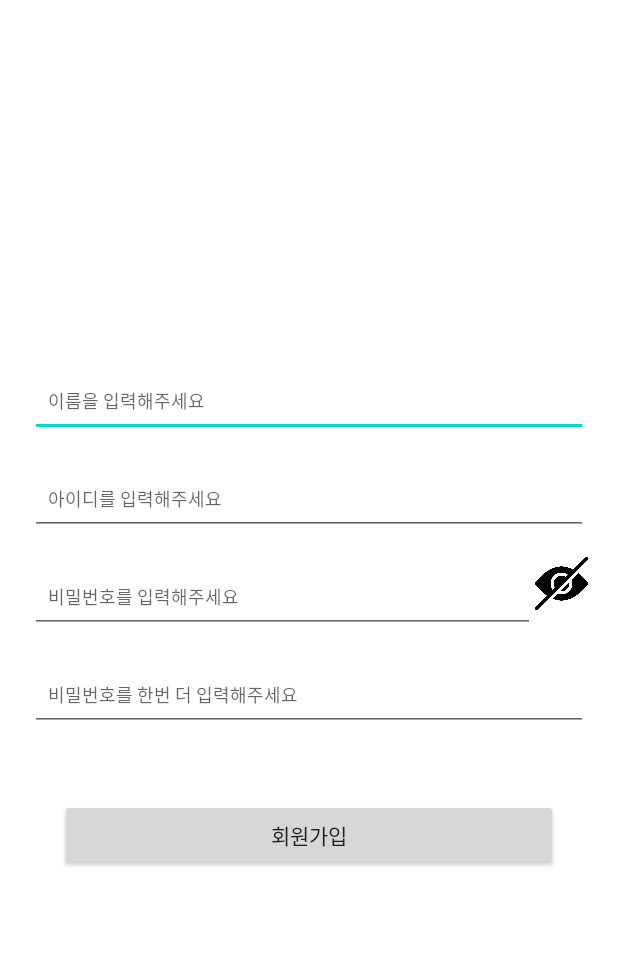
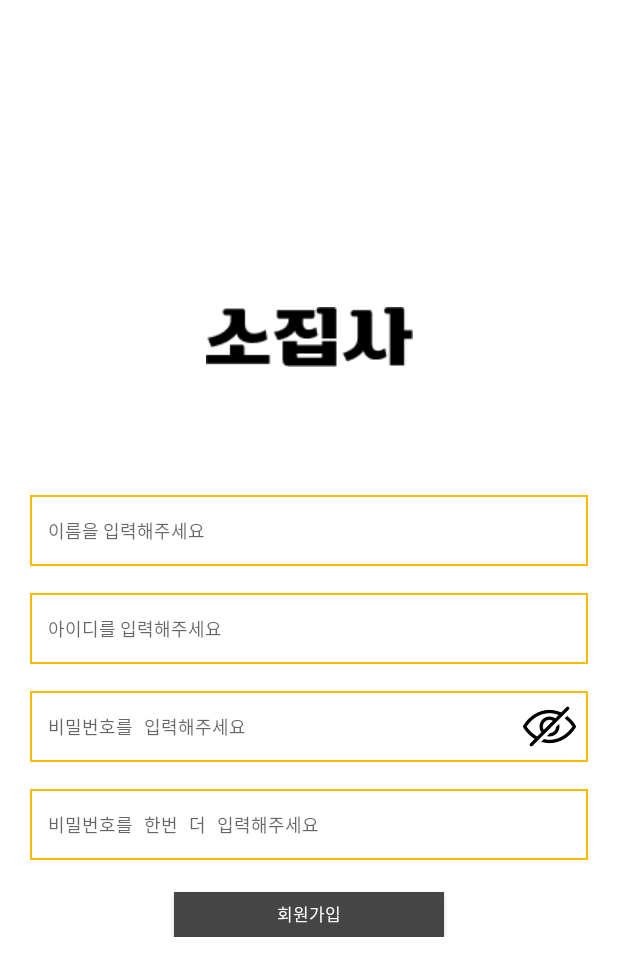
Before and after one commit to Hackaton-2022-Strike/Strike_Android, an Android app: the JoinActivity screen opened directly, with no data from a screen before it, on a phone screen of 412 x 824 dp. Shown: the top 976 px of the screen. Run offline under Robolectric (Android 15) with nearby library versions, the phone set to English and light mode, and no system bars.

Commit message:
login xml 구현중

```diff
--- a/app/src/main/java/kr/hs/hackton_2022/JoinActivity.kt
+++ b/app/src/main/java/kr/hs/hackton_2022/JoinActivity.kt
@@ -35,6 +35,9 @@ class JoinActivity : AppCompatActivity(), View.OnClickListener {
         super.onCreate(savedInstanceState)
         binding = ActivityJoinBinding.inflate(layoutInflater)
         setContentView(binding.root)
+
+        PwEt.inputType = InputType.TYPE_CLASS_TEXT or InputType.TYPE_TEXT_VARIATION_PASSWORD
+        RPwEt.inputType = InputType.TYPE_CLASS_TEXT or InputType.TYPE_TEXT_VARIATION_PASSWORD
 
         settingListener()
     }
--- /dev/null
+++ b/app/src/main/res/drawable/login_btn_round.xml
@@ -0,0 +1,9 @@
+<?xml version="1.0" encoding="utf-8"?>
+<shape xmlns:android="http://schemas.android.com/apk/res/android">
+    <padding android:left="5dp"
+        android:top="5dp"
+        android:right="5dp"
+        android:bottom="5dp"/>
+    <stroke android:width="1.5dp" android:color="@color/btn_color"/>
+    <solid android:color="@color/btn_color"/>
+</shape>
--- a/app/src/main/res/layout/activity_join.xml
+++ b/app/src/main/res/layout/activity_join.xml
@@ -8,29 +8,43 @@
     tools:context=".JoinActivity">
 
     <androidx.constraintlayout.widget.ConstraintLayout
+        android:layout_width="match_parent"
+        android:layout_height="wrap_content"
+        app:layout_constraintBottom_toBottomOf="parent"
+        app:layout_constraintEnd_toEndOf="parent"
         app:layout_constraintStart_toStartOf="parent"
-        app:layout_constraintEnd_toEndOf="parent"
-        app:layout_constraintTop_toTopOf="parent"
-        app:layout_constraintBottom_toBottomOf="parent"
-        android:layout_width="match_parent"
-        android:layout_height="wrap_content">
+        app:layout_constraintTop_toTopOf="parent">
+
+        <ImageView
+            android:id="@+id/join_img"
+            android:layout_width="wrap_content"
+            android:layout_height="wrap_content"
+            android:padding="5dp"
+            android:src="@drawable/title"
+            app:layout_constraintEnd_toEndOf="parent"
+            app:layout_constraintStart_toStartOf="parent"
+            app:layout_constraintTop_toTopOf="parent" />
+
         <EditText
             android:id="@+id/et_name"
             android:layout_width="0dp"
             android:layout_height="47dp"
+            android:layout_marginTop="80dp"
+            android:background="@drawable/et_login_round"
             android:hint="이름을 입력해주세요"
             android:paddingLeft="12dp"
             android:textColor="@color/black"
             android:textSize="12sp"
             app:layout_constraintEnd_toEndOf="parent"
             app:layout_constraintStart_toStartOf="parent"
-            app:layout_constraintTop_toTopOf="parent" />
+            app:layout_constraintTop_toBottomOf="@id/join_img" />
 
         <EditText
             android:id="@+id/et_id"
             android:layout_width="0dp"
             android:layout_height="47dp"
             android:layout_marginTop="18dp"
+            android:background="@drawable/et_login_round"
             android:hint="아이디를 입력해주세요"
             android:paddingLeft="12dp"
             android:textColor="@color/black"
@@ -39,34 +53,38 @@
             app:layout_constraintStart_toStartOf="parent"
             app:layout_constraintTop_toBottomOf="@id/et_name" />
 
-        <LinearLayout
+        <RelativeLayout
             android:id="@+id/pw_layout"
             android:layout_width="match_parent"
             android:layout_height="wrap_content"
+            android:orientation="horizontal"
             app:layout_constraintEnd_toEndOf="@id/et_id"
             app:layout_constraintStart_toStartOf="@id/et_id"
-            app:layout_constraintTop_toBottomOf="@id/et_id"
-            android:weightSum="5"
-            android:orientation="horizontal">
+            app:layout_constraintTop_toBottomOf="@id/et_id">
+
             <EditText
-                android:layout_weight="5"
                 android:id="@+id/et_pw"
-                android:layout_width="wrap_content"
+                android:layout_width="match_parent"
                 android:layout_height="47dp"
                 android:layout_marginTop="18dp"
+                android:layout_weight="5"
+                android:background="@drawable/et_login_round"
                 android:hint="비밀번호를 입력해주세요"
                 android:paddingLeft="12dp"
                 android:textColor="@color/black"
-                android:textSize="12sp"/>
+                android:textSize="12sp" />
+
             <ImageView
                 android:id="@+id/pw_toggle"
                 android:layout_width="35dp"
                 android:layout_height="35dp"
+                android:layout_alignParentEnd="true"
+                android:layout_marginTop="24dp"
+                android:layout_marginEnd="8dp"
                 android:scaleType="fitXY"
                 android:src="@drawable/hidden"
-                android:layout_gravity="center_vertical"
-                android:tag="0"/>
-        </LinearLayout>
+                android:tag="0" />
+        </RelativeLayout>
 
 
         <EditText
@@ -74,22 +92,27 @@
             android:layout_width="0dp"
             android:layout_height="47dp"
             android:layout_marginTop="18dp"
+            android:background="@drawable/et_login_round"
             android:hint="비밀번호를 한번 더 입력해주세요"
             android:paddingLeft="12dp"
             android:textColor="@color/black"
             android:textSize="12sp"
+            app:layout_constraintBottom_toTopOf="@id/join_btn"
             app:layout_constraintEnd_toEndOf="@id/et_id"
             app:layout_constraintStart_toStartOf="@id/et_id"
             app:layout_constraintTop_toBottomOf="@id/pw_layout" />
 
         <androidx.appcompat.widget.AppCompatButton
             android:id="@+id/join_btn"
-            android:layout_width="0dp"
-            android:layout_height="wrap_content"
+            android:layout_width="180dp"
+            android:layout_height="30dp"
             android:layout_marginStart="20dp"
-            android:layout_marginTop="45dp"
+            android:layout_marginTop="21dp"
             android:layout_marginEnd="20dp"
+            android:background="@drawable/login_btn_round"
             android:text="회원가입"
+            android:textColor="@color/white"
+            android:textSize="11sp"
             app:layout_constraintBottom_toBottomOf="parent"
             app:layout_constraintEnd_toEndOf="@id/et_name"
             app:layout_constraintStart_toStartOf="@id/et_name"
```
Also changed, not shown: app/src/main/res/layout/activity_login.xml (+35 -18 lines), app/src/main/res/drawable/hidden.png, app/src/main/res/drawable/title.png (added).
